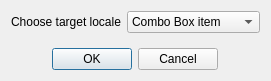
Before: the Qt Designer form Ui/ChooseTargetLangDialog.ui in shm12/APKLanguageEditor, drawn with Qt 5.
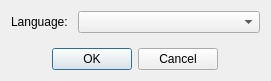
After: the same form once the commit is applied.

What changed in the file:
```diff
--- a/Ui/ChooseTargetLangDialog.ui
+++ b/Ui/ChooseTargetLangDialog.ui
@@ -25,18 +25,12 @@
      <item row="0" column="0">
       <widget class="QLabel" name="ChooseLocaleLable">
        <property name="text">
-        <string>Choose target locale</string>
+        <string>Language: </string>
        </property>
       </widget>
      </item>
      <item row="0" column="1">
-      <widget class="QComboBox" name="localeComboBox">
-       <item>
-        <property name="text">
-         <string>Combo Box item</string>
-        </property>
-       </item>
-      </widget>
+      <widget class="QComboBox" name="languageComboBox"/>
      </item>
     </layout>
    </item>
```
Left out of the diff: 10 changed lines with no effect on the pictures.
